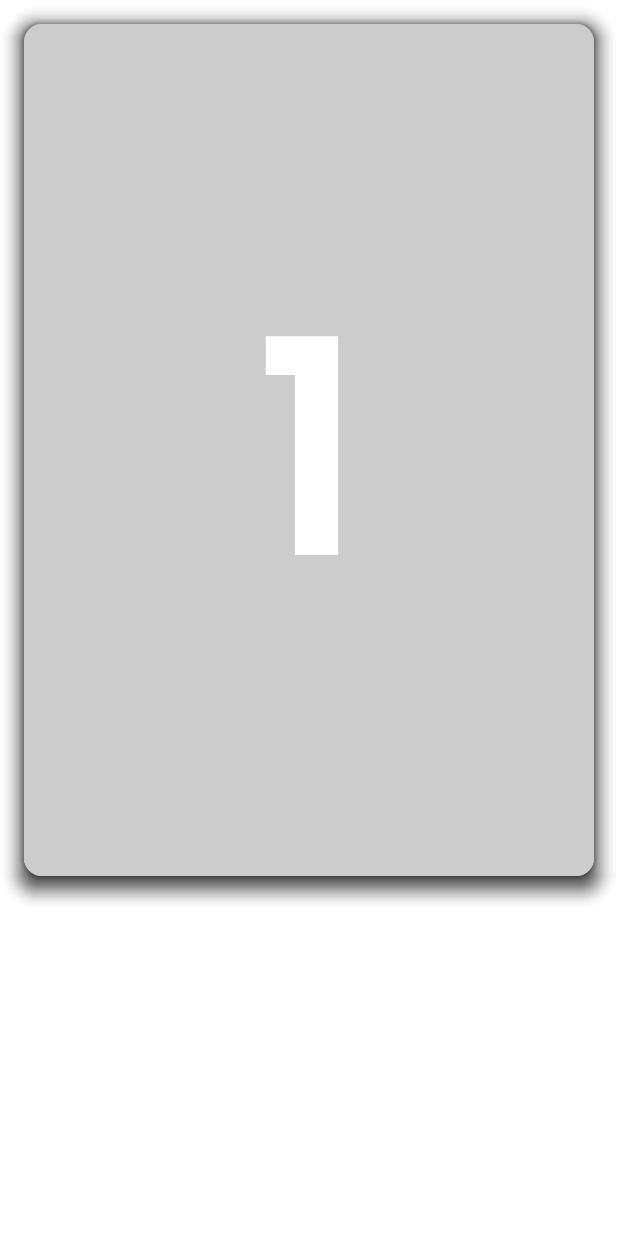
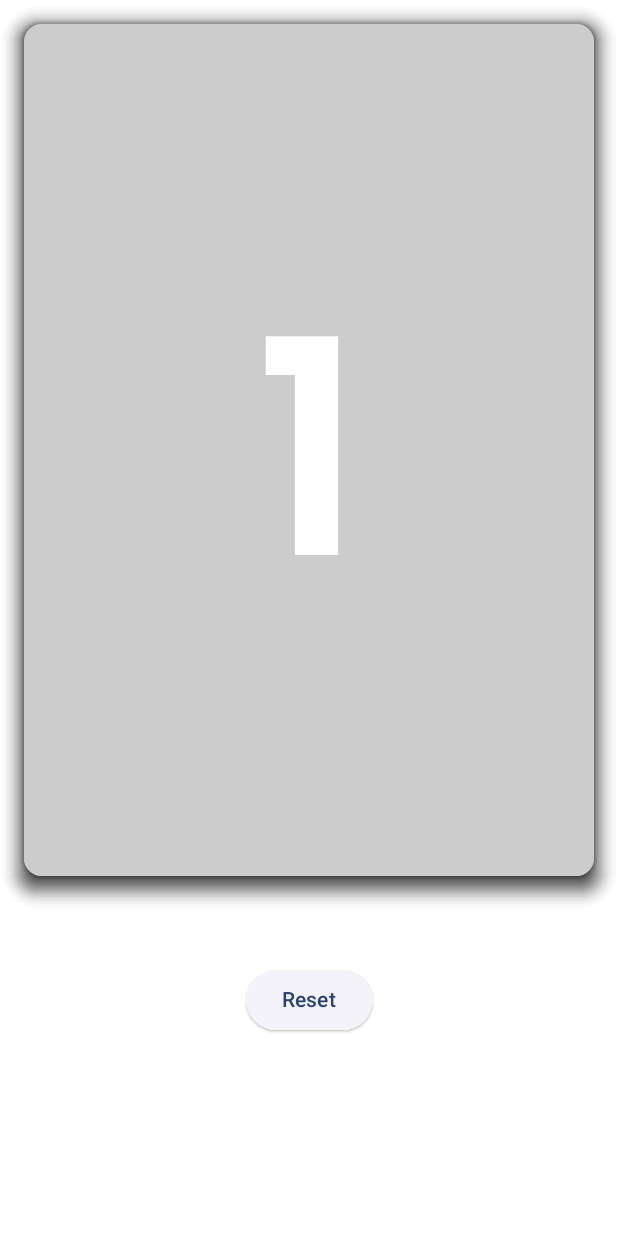
Before and after one commit to PratyushSingh07/BumbleCardSwipe, an Android app built with Jetpack Compose: the screen it shows after launch (MainActivity), on a phone screen of 412 x 824 dp. Run offline under Robolectric (Android 15) with nearby library versions, the phone set to English and light mode, and no system bars.

Commit message:
feat: add reset button

```diff
--- a/app/src/main/java/com/github/cardswipe/MainActivity.kt
+++ b/app/src/main/java/com/github/cardswipe/MainActivity.kt
@@ -7,7 +7,6 @@ import androidx.compose.foundation.background
 import androidx.compose.foundation.layout.Arrangement
 import androidx.compose.foundation.layout.Box
 import androidx.compose.foundation.layout.Column
-import androidx.compose.foundation.layout.Row
 import androidx.compose.foundation.layout.fillMaxSize
 import androidx.compose.foundation.layout.fillMaxWidth
 import androidx.compose.foundation.layout.height
@@ -34,6 +33,7 @@ import androidx.compose.ui.unit.dp
 import androidx.compose.ui.unit.sp
 import com.github.cardswipe.component.Hint
 import com.github.cardswipe.component.ProfileCard
+import com.github.cardswipe.component.ResetButton
 import com.github.cardswipe.ui.theme.TinderCardSwipeTheme
 import com.github.cardswipe.utils.FontFamily
 import com.pratyush.swipeablecard.enums.Direction
@@ -53,7 +53,9 @@ class MainActivity : ComponentActivity() {
                 }
 
                 // List of Dummy profile card
-                val profileList = DummyProfile.list.toMutableList()
+                val profileList = remember { mutableListOf<Dummy>() }.apply {
+                    addAll(DummyProfile.list)
+                }
 
                 val scope = rememberCoroutineScope()
                 val snackBarHostState = remember { SnackbarHostState() }
@@ -68,7 +70,8 @@ class MainActivity : ComponentActivity() {
                             .fillMaxSize()
                             .background(color = Color.White)
                             .padding(contentPadding),
-                        verticalArrangement = Arrangement.SpaceBetween
+                        verticalArrangement = Arrangement.SpaceBetween,
+                        horizontalAlignment = Alignment.CenterHorizontally
                     ) {
                         Box(
                             modifier = Modifier
@@ -118,15 +121,18 @@ class MainActivity : ComponentActivity() {
                                 )
                             }
                         }
-                        Row(
-                            modifier = Modifier
-                                .fillMaxWidth()
-                                .padding(8.dp),
-                            verticalAlignment = Alignment.CenterVertically,
-                            horizontalArrangement = Arrangement.SpaceEvenly
-                        ) {
-                            Hint(text = hint)
-                        }
+                        ResetButton(
+                            onClick = {
+                                currentIndex.intValue = 0
+                                // Dismiss previous SnackBar
+                                val currentSnackBar = snackBarHostState.currentSnackbarData
+                                currentSnackBar?.dismiss()
+                                profileList.clear()
+                                profileList.addAll(DummyProfile.list)
+                            },
+                            text = "Reset"
+                        )
+                        Hint(text = hint)
                     }
                 }
             }
--- /dev/null
+++ b/app/src/main/java/com/github/cardswipe/component/ResetButton.kt
@@ -0,0 +1,14 @@
+package com.github.cardswipe.component
+
+import androidx.compose.material3.ElevatedButton
+import androidx.compose.material3.Text
+import androidx.compose.runtime.Composable
+
+@Composable
+fun ResetButton(
+    onClick: () -> Unit, text: String
+) {
+    ElevatedButton(onClick = { onClick() }) {
+        Text(text = text)
+    }
+}
```
